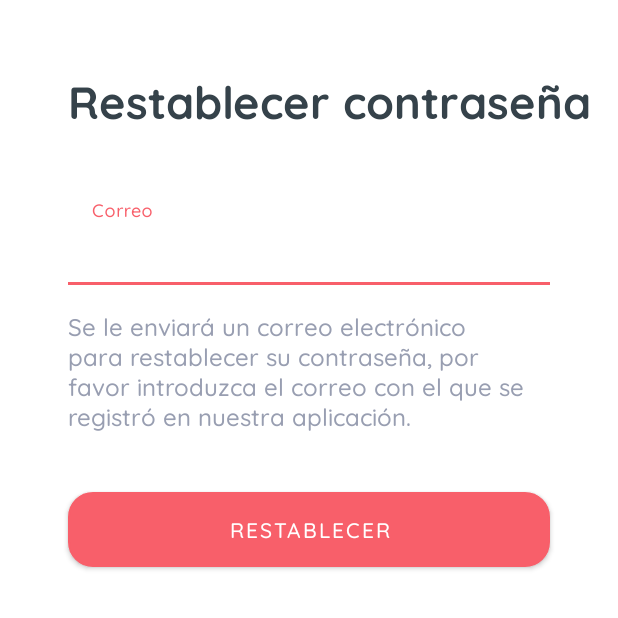
After one commit to Franklin990314/PomoApp, an Android app: the ResetPasswordActivity screen opened directly, with no data from a screen before it, on a phone screen of 412 x 824 dp, the top half of it. The commit adds this screen. Run offline under Robolectric (Android 15) with nearby library versions, the phone set to English and light mode, and no system bars; our stand-ins replace Firebase (no records; nobody signed in at launch, a user with empty details on screens opened directly).

Commit message:
Se crea pantalla y lógica Backend para el cambio de contraseña

```diff
--- a/app/src/main/AndroidManifest.xml
+++ b/app/src/main/AndroidManifest.xml
@@ -9,6 +9,9 @@
         android:roundIcon="@mipmap/ic_launcher_round"
         android:supportsRtl="true"
         android:theme="@style/Theme.PomoApp.NoActionBar">
+        <activity
+            android:name=".ResetPasswordActivity"
+            android:exported="false" />
         <activity
             android:name=".LoginActivity"
             android:label="@string/app_name">
--- a/app/src/main/java/poli/edu/co/pomoapp/LoginActivity.java
+++ b/app/src/main/java/poli/edu/co/pomoapp/LoginActivity.java
@@ -62,6 +62,11 @@ public class LoginActivity extends AppCompatActivity implements View.OnClickList
         startActivity(intent);
     }
 
+    public void resetPassword(View view) {
+        Intent intent = new Intent(this, ResetPasswordActivity.class);
+        startActivity(intent);
+    }
+
     private void userLogin() {
         CredentialDTO credentialDTO;
         try{
--- /dev/null
+++ b/app/src/main/java/poli/edu/co/pomoapp/ResetPasswordActivity.java
@@ -0,0 +1,74 @@
+package poli.edu.co.pomoapp;
+
+import androidx.annotation.NonNull;
+import androidx.appcompat.app.AppCompatActivity;
+
+import android.app.ProgressDialog;
+import android.content.Intent;
+import android.os.Bundle;
+import android.text.TextUtils;
+import android.view.View;
+import android.widget.Button;
+import android.widget.EditText;
+import android.widget.Toast;
+
+import com.google.android.gms.tasks.OnCompleteListener;
+import com.google.android.gms.tasks.Task;
+import com.google.firebase.auth.FirebaseAuth;
+
+public class ResetPasswordActivity extends AppCompatActivity {
+
+    private EditText txtEmail;
+    private Button btnResetPassword;
+    private String email;
+    private ProgressDialog progressDialog;
+    private FirebaseAuth mAuth;
+
+    @Override
+    protected void onCreate(Bundle savedInstanceState) {
+        super.onCreate(savedInstanceState);
+        setContentView(R.layout.activity_reset_password);
+
+        mAuth = FirebaseAuth.getInstance();
+
+        progressDialog = new ProgressDialog(this);
+        txtEmail = (EditText) findViewById(R.id.txtEmail);
+        btnResetPassword = (Button) findViewById(R.id.btnResetPassword);
+
+        btnResetPassword.setOnClickListener(new View.OnClickListener() {
+            @Override
+            public void onClick(View v) {
+                email = txtEmail.getText().toString();
+                if (!TextUtils.isEmpty(email)) {
+                    progressDialog.setMessage(String.valueOf(getResources().getString(R.string.reset_password_wait)));
+                    progressDialog.setCanceledOnTouchOutside(false);
+                    progressDialog.show();
+                    resetPassword();
+                } else {
+                    Toast.makeText(ResetPasswordActivity.this, String.valueOf(getResources().getString(R.string.error_email)), Toast.LENGTH_LONG).show();
+                }
+            }
+        });
+    }
+
+    private void resetPassword() {
+        mAuth.setLanguageCode(String.valueOf(getResources().getString(R.string.language_code)));
+        mAuth.sendPasswordResetEmail(email).addOnCompleteListener(new OnCompleteListener<Void>() {
+            @Override
+            public void onComplete(@NonNull Task<Void> task) {
+                if (task.isSuccessful()) {
+                    loginNow();
+                    Toast.makeText(ResetPasswordActivity.this, String.valueOf(getResources().getString(R.string.reset_password_successful)), Toast.LENGTH_LONG).show();
+                } else {
+                    Toast.makeText(ResetPasswordActivity.this, String.valueOf(getResources().getString(R.string.reset_password_unsuccessful)), Toast.LENGTH_LONG).show();
+                }
+                progressDialog.dismiss();
+            }
+        });
+    }
+
+    public void loginNow() {
+        Intent intent = new Intent(this, LoginActivity.class);
+        startActivity(intent);
+    }
+}
--- a/app/src/main/res/layout/activity_login.xml
+++ b/app/src/main/res/layout/activity_login.xml
@@ -107,6 +107,7 @@
             android:paddingHorizontal="@dimen/txt_padding"
             android:textColor="@color/colorTextView"
             android:textColorHint="@color/colorPlaceHolder"
+            app:passwordToggleEnabled="true"
             app:boxBackgroundMode="filled"
             app:layout_constraintBottom_toBottomOf="parent"
             app:layout_constraintEnd_toEndOf="parent"
@@ -179,6 +180,7 @@
                 android:layout_width="wrap_content"
                 android:layout_height="match_parent"
                 android:gravity="center"
+                android:onClick="resetPassword"
                 android:fontFamily="@font/quicksand_bold"
                 android:text="@string/remember_password"
                 android:textColor="@color/colorLink"
--- a/app/src/main/res/layout/activity_registration.xml
+++ b/app/src/main/res/layout/activity_registration.xml
@@ -136,6 +136,7 @@
             android:textColor="@color/colorTextView"
             android:textColorHint="@color/colorPlaceHolder"
             app:boxBackgroundMode="filled"
+            app:passwordToggleEnabled="true"
             app:layout_constraintBottom_toBottomOf="parent"
             app:layout_constraintEnd_toEndOf="parent"
             app:layout_constraintHorizontal_bias="0.0"
@@ -166,6 +167,7 @@
             android:textColor="@color/colorTextView"
             android:textColorHint="@color/colorPlaceHolder"
             app:boxBackgroundMode="filled"
+            app:passwordToggleEnabled="true"
             app:layout_constraintBottom_toBottomOf="parent"
             app:layout_constraintEnd_toEndOf="parent"
             app:layout_constraintHorizontal_bias="0.0"
--- /dev/null
+++ b/app/src/main/res/layout/activity_reset_password.xml
@@ -0,0 +1,94 @@
+<?xml version="1.0" encoding="utf-8"?>
+<androidx.constraintlayout.widget.ConstraintLayout xmlns:android="http://schemas.android.com/apk/res/android"
+    xmlns:app="http://schemas.android.com/apk/res-auto"
+    xmlns:tools="http://schemas.android.com/tools"
+    android:layout_width="match_parent"
+    android:layout_height="match_parent"
+    tools:context=".ResetPasswordActivity">
+
+    <TextView
+        android:id="@+id/textLabel"
+        android:layout_width="wrap_content"
+        android:layout_height="wrap_content"
+        android:layout_marginTop="@dimen/res_margin_top_label"
+        android:layout_marginStart="@dimen/txt_margin_sides"
+        android:fontFamily="@font/quicksand_bold"
+        android:padding="@dimen/txt_padding"
+        android:text="@string/label_reset_password"
+        android:textColor="@color/colorText"
+        android:textSize="@dimen/txt_size_title"
+        android:textStyle="bold"
+        app:layout_constraintBottom_toBottomOf="parent"
+        app:layout_constraintEnd_toEndOf="parent"
+        app:layout_constraintHorizontal_bias="0.0"
+        app:layout_constraintStart_toStartOf="parent"
+        app:layout_constraintTop_toTopOf="parent"
+        app:layout_constraintVertical_bias="0.0" />
+
+    <com.google.android.material.textfield.TextInputLayout
+        android:id="@+id/txtEmailLayout"
+        android:layout_width="match_parent"
+        android:layout_height="wrap_content"
+        android:layout_marginStart="@dimen/txt_margin_sides"
+        android:layout_marginTop="@dimen/res_margin_top_label"
+        android:layout_marginEnd="@dimen/txt_margin_sides"
+        android:ems="10"
+        android:hint="@string/email"
+        android:paddingHorizontal="@dimen/txt_padding"
+        android:textColor="@color/colorTextView"
+        android:textColorHint="@color/colorPlaceHolder"
+        app:boxBackgroundMode="filled"
+        app:layout_constraintBottom_toBottomOf="parent"
+        app:layout_constraintEnd_toEndOf="parent"
+        app:layout_constraintHorizontal_bias="0.0"
+        app:layout_constraintStart_toStartOf="parent"
+        app:layout_constraintTop_toBottomOf="@+id/textLabel"
+        app:layout_constraintVertical_bias="0.0"
+        style="@style/Widget.MaterialComponents.TextInputLayout.OutlinedBox" >
+
+        <com.google.android.material.textfield.TextInputEditText
+            android:id="@+id/txtEmail"
+            android:layout_width="match_parent"
+            android:layout_height="wrap_content"
+            android:fontFamily="@font/quicksand_medium"
+            android:inputType="textWebEmailAddress|textEmailAddress|textEmailSubject" />
+
+    </com.google.android.material.textfield.TextInputLayout>
+
+    <TextView
+        android:id="@+id/txtInformative"
+        android:layout_width="match_parent"
+        android:layout_height="wrap_content"
+        android:layout_marginStart="@dimen/btn_margin_sides"
+        android:layout_marginTop="@dimen/res_margin_top_txt"
+        android:layout_marginEnd="@dimen/btn_margin_sides"
+        android:fontFamily="@font/quicksand_medium"
+        android:layoutDirection="ltr"
+        android:text="@string/txt_password_reset_information"
+        android:textColor="@color/colorTextLink"
+        android:textSize="@dimen/txt_size"
+        app:layout_constraintBottom_toBottomOf="parent"
+        app:layout_constraintEnd_toEndOf="parent"
+        app:layout_constraintHorizontal_bias="0.22"
+        app:layout_constraintStart_toStartOf="parent"
+        app:layout_constraintTop_toBottomOf="@+id/txtEmailLayout"
+        app:layout_constraintVertical_bias="0.0" />
+
+    <Button
+        android:id="@+id/btnResetPassword"
+        android:layout_width="match_parent"
+        android:layout_height="@dimen/btn_margin_height"
+        android:layout_marginStart="@dimen/btn_margin_sides"
+        android:layout_marginTop="@dimen/btn_margin_top_main"
+        android:layout_marginEnd="@dimen/btn_margin_sides"
+        android:background="@drawable/login_button"
+        android:text="@string/btn_reset_password"
+        android:fontFamily="@font/quicksand_medium"
+        android:textColor="@color/colorWhite"
+        app:layout_constraintBottom_toBottomOf="parent"
+        app:layout_constraintEnd_toEndOf="parent"
+        app:layout_constraintStart_toStartOf="parent"
+        app:layout_constraintTop_toBottomOf="@+id/txtInformative"
+        app:layout_constraintVertical_bias="0.0" />
+
+</androidx.constraintlayout.widget.ConstraintLayout>
--- a/app/src/main/res/values/strings.xml
+++ b/app/src/main/res/values/strings.xml
@@ -1,4 +1,5 @@
 <resources>
+    <string name="language_code">es</string>
     <string name="app_name">PomoApp</string>
 
     <!-- variables para la pantalla de registro -->
@@ -36,6 +37,14 @@
     <string name="error_accep_term">Debe aceptar los términos y condiciones</string>
     <string name="error_auth_failed">Fallo de autentificación</string>
 
+    <!-- variables para la pantalla de restablecer contraseña -->
+    <string name="label_reset_password">Restablecer contraseña</string>
+    <string name="btn_reset_password">Restablecer</string>
+    <string name="txt_password_reset_information">Se le enviará un correo electrónico para restablecer su contraseña, por favor introduzca el correo con el que se registró en nuestra aplicación.</string>
+    <string name="reset_password_successful">Se le ha enviado un correo electrónico para restablecer su contraseña</string>
+    <string name="reset_password_unsuccessful">No se pudo enviar el correo de restablecimiento de contraseña</string>
+    <string name="reset_password_wait">Espera un momento...</string>
+
     <string name="navigation_drawer_open">Open navigation drawer</string>
     <string name="navigation_drawer_close">Close navigation drawer</string>
     <string name="nav_header_title">Android Studio</string>
```
Also changed, not shown: 1 other file.
